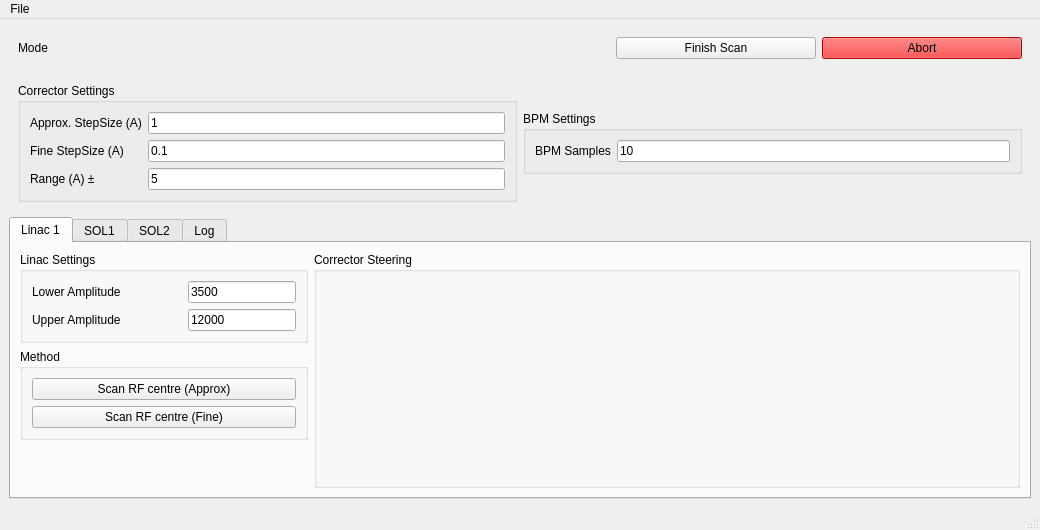
Qt form Apps/linacCentring/view.ui (VELA-CLARA-software/Software) before a commit.
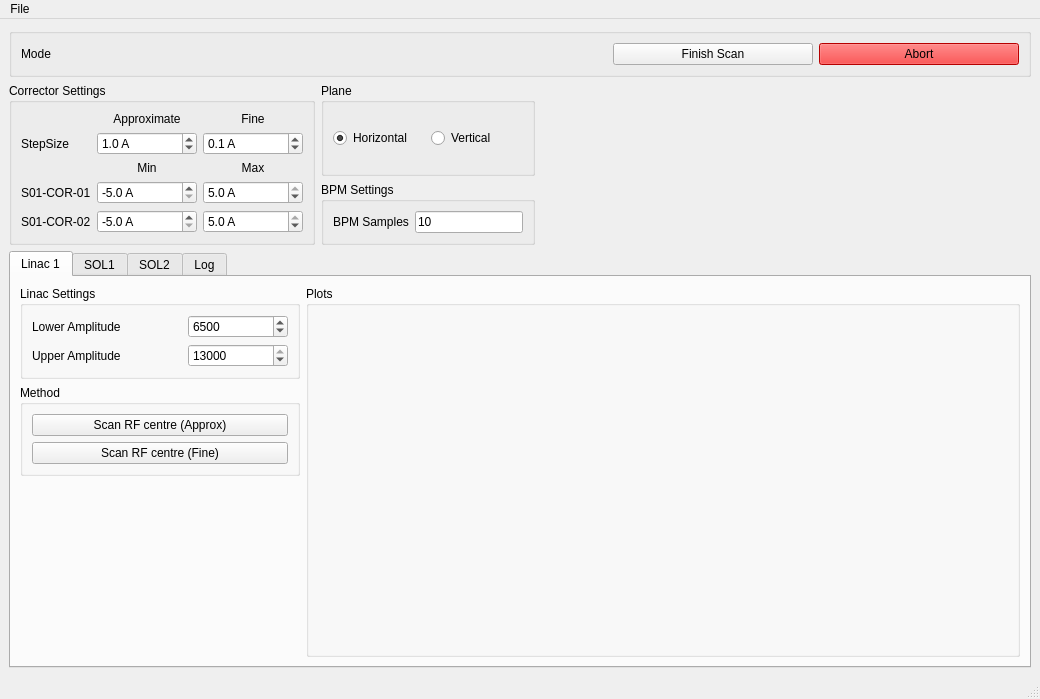
The same form after that commit. The open tabs and pages were chosen to show the change. Icons and pictures are not drawn.

```diff
--- a/Apps/linacCentring/view.ui
+++ b/Apps/linacCentring/view.ui
@@ -7,7 +7,7 @@
     <x>0</x>
     <y>0</y>
     <width>1040</width>
-    <height>530</height>
+    <height>699</height>
    </rect>
   </property>
   <property name="sizePolicy">
@@ -32,7 +32,7 @@
   <widget class="QWidget" name="centralwidget">
    <layout class="QGridLayout" name="centralWidgetLayout">
     <item row="1" column="0">
-     <widget class="QWidget" name="widget_3" native="true">
+     <widget class="QGroupBox" name="groupBox_3">
       <layout class="QHBoxLayout" name="horizontalLayout">
        <item>
         <widget class="QLabel" name="label_MODE">
@@ -92,101 +92,6 @@
       </layout>
      </widget>
     </item>
-    <item row="2" column="0" rowspan="2">
-     <widget class="QWidget" name="widget" native="true">
-      <layout class="QHBoxLayout" name="horizontalLayout_2">
-       <item>
-        <widget class="QGroupBox" name="groupBox_5">
-         <property name="sizePolicy">
-          <sizepolicy hsizetype="Preferred" vsizetype="Fixed">
-           <horstretch>0</horstretch>
-           <verstretch>0</verstretch>
-          </sizepolicy>
-         </property>
-         <property name="title">
-          <string>Corrector Settings</string>
-         </property>
-         <layout class="QFormLayout" name="formLayout_3">
-          <property name="fieldGrowthPolicy">
-           <enum>QFormLayout::AllNonFixedFieldsGrow</enum>
-          </property>
-          <item row="0" column="0">
-           <widget class="QLabel" name="label_8">
-            <property name="text">
-             <string>Approx. StepSize (A)</string>
-            </property>
-           </widget>
-          </item>
-          <item row="0" column="1">
-           <widget class="QLineEdit" name="approxStepSetCorrector">
-            <property name="text">
-             <string>1</string>
-            </property>
-           </widget>
-          </item>
-          <item row="1" column="0">
-           <widget class="QLabel" name="label_2">
-            <property name="text">
-             <string>Fine StepSize (A)</string>
-            </property>
-           </widget>
-          </item>
-          <item row="1" column="1">
-           <widget class="QLineEdit" name="fineStepSetCorrector">
-            <property name="text">
-             <string>0.1</string>
-            </property>
-           </widget>
-          </item>
-          <item row="2" column="0">
-           <widget class="QLabel" name="label_9">
-            <property name="text">
-             <string>Range (A) ±</string>
-            </property>
-           </widget>
-          </item>
-          <item row="2" column="1">
-           <widget class="QLineEdit" name="rangeSetCorrector">
-            <property name="text">
-             <string>5</string>
-            </property>
-           </widget>
-          </item>
-         </layout>
-        </widget>
-       </item>
-       <item>
-        <widget class="QGroupBox" name="groupBox">
-         <property name="sizePolicy">
-          <sizepolicy hsizetype="Preferred" vsizetype="Fixed">
-           <horstretch>0</horstretch>
-           <verstretch>0</verstretch>
-          </sizepolicy>
-         </property>
-         <property name="title">
-          <string>BPM Settings</string>
-         </property>
-         <layout class="QFormLayout" name="formLayout">
-          <item row="0" column="0">
-           <widget class="QLabel" name="label_3">
-            <property name="text">
-             <string>BPM Samples</string>
-            </property>
-           </widget>
-          </item>
-          <item row="0" column="1">
-           <widget class="QLineEdit" name="nSamples">
-            <property name="text">
-             <string>10</string>
-            </property>
-           </widget>
-          </item>
-         </layout>
-        </widget>
-       </item>
-      </layout>
-     </widget>
-    </item>
     <item row="4" column="0">
      <widget class="QTabWidget" name="tabWidget">
       <property name="sizePolicy">
@@ -213,7 +118,7 @@
         <string>Linac 1</string>
        </attribute>
        <layout class="QGridLayout" name="linacTabLayout">
-        <item row="0" column="1" rowspan="6">
+        <item row="0" column="1" rowspan="4">
          <widget class="QGroupBox" name="groupBox_plotsLinac1">
           <property name="sizePolicy">
            <sizepolicy hsizetype="Expanding" vsizetype="Expanding">
@@ -222,7 +127,7 @@
            </sizepolicy>
           </property>
           <property name="title">
-           <string>Corrector Steering</string>
+           <string>Plots</string>
           </property>
           <layout class="QHBoxLayout" name="plotLayoutLinac1"/>
          </widget>
@@ -265,15 +170,21 @@
             </widget>
            </item>
            <item row="0" column="1">
-            <widget class="QLineEdit" name="linac1LowerSet">
-             <property name="sizePolicy">
-              <sizepolicy hsizetype="Expanding" vsizetype="Fixed">
-               <horstretch>0</horstretch>
-               <verstretch>0</verstretch>
-              </sizepolicy>
+            <widget class="QSpinBox" name="linac1LowerSet">
+             <property name="minimumSize">
+              <size>
+               <width>100</width>
+               <height>0</height>
+              </size>
              </property>
-             <property name="text">
-              <string>3500</string>
+             <property name="maximum">
+              <number>13000</number>
+             </property>
+             <property name="singleStep">
+              <number>100</number>
+             </property>
+             <property name="value">
+              <number>6500</number>
              </property>
             </widget>
            </item>
@@ -285,28 +196,27 @@
             </widget>
            </item>
            <item row="1" column="1">
-            <widget class="QLineEdit" name="linac1UpperSet">
-             <property name="text">
-              <string>12000</string>
+            <widget class="QSpinBox" name="linac1UpperSet">
+             <property name="minimumSize">
+              <size>
+               <width>100</width>
+               <height>0</height>
+              </size>
+             </property>
+             <property name="maximum">
+              <number>13000</number>
+             </property>
+             <property name="singleStep">
+              <number>100</number>
+             </property>
+             <property name="value">
+              <number>13000</number>
              </property>
             </widget>
            </item>
           </layout>
          </widget>
         </item>
-        <item row="3" column="0">
-         <spacer name="verticalSpacer_3">
-          <property name="orientation">
-           <enum>Qt::Vertical</enum>
-          </property>
-          <property name="sizeHint" stdset="0">
-           <size>
-            <width>20</width>
-            <height>40</height>
-           </size>
-          </property>
-         </spacer>
-        </item>
         <item row="1" column="0">
          <widget class="QGroupBox" name="groupBox_methodLinac1">
           <property name="sizePolicy">
@@ -336,6 +246,19 @@
           </layout>
          </widget>
         </item>
+        <item row="2" column="0" rowspan="2">
+         <spacer name="verticalSpacer_3">
+          <property name="orientation">
+           <enum>Qt::Vertical</enum>
+          </property>
+          <property name="sizeHint" stdset="0">
+           <size>
+            <width>20</width>
+            <height>40</height>
+           </size>
+          </property>
+         </spacer>
+        </item>
        </layout>
       </widget>
       <widget class="QWidget" name="SOL1Tab">
@@ -589,6 +512,333 @@
       </widget>
      </widget>
     </item>
+    <item row="2" column="0" rowspan="2">
+     <widget class="QFrame" name="frame">
+      <layout class="QGridLayout" name="gridLayout_3">
+       <property name="leftMargin">
+        <number>0</number>
+       </property>
+       <property name="topMargin">
+        <number>0</number>
+       </property>
+       <property name="rightMargin">
+        <number>0</number>
+       </property>
+       <property name="bottomMargin">
+        <number>0</number>
+       </property>
+       <item row="0" column="0" rowspan="2">
+        <widget class="QGroupBox" name="groupBox_5">
+         <property name="sizePolicy">
+          <sizepolicy hsizetype="Preferred" vsizetype="Fixed">
+           <horstretch>0</horstretch>
+           <verstretch>0</verstretch>
+          </sizepolicy>
+         </property>
+         <property name="title">
+          <string>Corrector Settings</string>
+         </property>
+         <layout class="QGridLayout" name="gridLayout_4">
+          <item row="5" column="0">
+           <widget class="QLabel" name="label_14">
+            <property name="text">
+             <string>S01-COR-02</string>
+            </property>
+           </widget>
+          </item>
+          <item row="5" column="2">
+           <widget class="QDoubleSpinBox" name="Corr2_Max">
+            <property name="suffix">
+             <string> A</string>
+            </property>
+            <property name="decimals">
+             <number>1</number>
+            </property>
+            <property name="minimum">
+             <double>-5.000000000000000</double>
+            </property>
+            <property name="maximum">
+             <double>5.000000000000000</double>
+            </property>
+            <property name="singleStep">
+             <double>0.100000000000000</double>
+            </property>
+            <property name="value">
+             <double>5.000000000000000</double>
+            </property>
+           </widget>
+          </item>
+          <item row="3" column="2">
+           <widget class="QLabel" name="label_13">
+            <property name="text">
+             <string>Max</string>
+            </property>
+            <property name="alignment">
+             <set>Qt::AlignCenter</set>
+            </property>
+           </widget>
+          </item>
+          <item row="4" column="2">
+           <widget class="QDoubleSpinBox" name="Corr1_Max">
+            <property name="sizePolicy">
+             <sizepolicy hsizetype="Fixed" vsizetype="Fixed">
+              <horstretch>0</horstretch>
+              <verstretch>0</verstretch>
+             </sizepolicy>
+            </property>
+            <property name="minimumSize">
+             <size>
+              <width>100</width>
+              <height>0</height>
+             </size>
+            </property>
+            <property name="suffix">
+             <string> A</string>
+            </property>
+            <property name="decimals">
+             <number>1</number>
+            </property>
+            <property name="minimum">
+             <double>-5.000000000000000</double>
+            </property>
+            <property name="maximum">
+             <double>5.000000000000000</double>
+            </property>
+            <property name="singleStep">
+             <double>0.100000000000000</double>
+            </property>
+            <property name="value">
+             <double>5.000000000000000</double>
+            </property>
+           </widget>
+          </item>
+          <item row="3" column="1">
+           <widget class="QLabel" name="label_12">
+            <property name="text">
+             <string>Min</string>
+            </property>
+            <property name="alignment">
+             <set>Qt::AlignCenter</set>
+            </property>
+           </widget>
+          </item>
+          <item row="5" column="1">
+           <widget class="QDoubleSpinBox" name="Corr2_Min">
+            <property name="suffix">
+             <string> A</string>
+            </property>
+            <property name="decimals">
+             <number>1</number>
+            </property>
+            <property name="minimum">
+             <double>-5.000000000000000</double>
+            </property>
+            <property name="maximum">
+             <double>5.000000000000000</double>
+            </property>
+            <property name="singleStep">
+             <double>0.100000000000000</double>
+            </property>
+            <property name="value">
+             <double>-5.000000000000000</double>
+            </property>
+           </widget>
+          </item>
+          <item row="4" column="1">
+           <widget class="QDoubleSpinBox" name="Corr1_Min">
+            <property name="sizePolicy">
+             <sizepolicy hsizetype="Fixed" vsizetype="Fixed">
+              <horstretch>0</horstretch>
+              <verstretch>0</verstretch>
+             </sizepolicy>
+            </property>
+            <property name="minimumSize">
+             <size>
+              <width>100</width>
+              <height>0</height>
+             </size>
+            </property>
+            <property name="suffix">
+             <string> A</string>
+            </property>
+            <property name="decimals">
+             <number>1</number>
+            </property>
+            <property name="minimum">
+             <double>-5.000000000000000</double>
+            </property>
+            <property name="maximum">
+             <double>5.000000000000000</double>
+            </property>
+            <property name="singleStep">
+             <double>0.100000000000000</double>
+            </property>
+            <property name="value">
+             <double>-5.000000000000000</double>
+            </property>
+           </widget>
+          </item>
+          <item row="4" column="0">
+           <widget class="QLabel" name="label_11">
+            <property name="text">
+             <string>S01-COR-01</string>
+            </property>
+           </widget>
+          </item>
+          <item row="1" column="0">
+           <widget class="QLabel" name="label_2">
+            <property name="text">
+             <string>StepSize</string>
+            </property>
+           </widget>
+          </item>
+          <item row="1" column="1">
+           <widget class="QDoubleSpinBox" name="roughStepSetCorrector">
+            <property name="suffix">
+             <string> A</string>
+            </property>
+            <property name="decimals">
+             <number>1</number>
+            </property>
+            <property name="maximum">
+             <double>5.000000000000000</double>
+            </property>
+            <property name="singleStep">
+             <double>0.100000000000000</double>
+            </property>
+            <property name="value">
+             <double>1.000000000000000</double>
+            </property>
+           </widget>
+          </item>
+          <item row="1" column="2">
+           <widget class="QDoubleSpinBox" name="fineStepSetCorrector">
+            <property name="suffix">
+             <string> A</string>
+            </property>
+            <property name="decimals">
+             <number>1</number>
+            </property>
+            <property name="maximum">
+             <double>5.000000000000000</double>
+            </property>
+            <property name="singleStep">
+             <double>0.100000000000000</double>
+            </property>
+            <property name="value">
+             <double>0.100000000000000</double>
+            </property>
+           </widget>
+          </item>
+          <item row="0" column="1">
+           <widget class="QLabel" name="label_8">
+            <property name="text">
+             <string>Approximate</string>
+            </property>
+            <property name="alignment">
+             <set>Qt::AlignCenter</set>
+            </property>
+           </widget>
+          </item>
+          <item row="0" column="2">
+           <widget class="QLabel" name="label_9">
+            <property name="text">
+             <string>Fine</string>
+            </property>
+            <property name="alignment">
+             <set>Qt::AlignCenter</set>
+            </property>
+           </widget>
+          </item>
+         </layout>
+        </widget>
+       </item>
+       <item row="0" column="2" rowspan="2">
+        <spacer name="horizontalSpacer">
+         <property name="orientation">
+          <enum>Qt::Horizontal</enum>
+         </property>
+         <property name="sizeHint" stdset="0">
+          <size>
+           <width>40</width>
+           <height>20</height>
+          </size>
+         </property>
+        </spacer>
+       </item>
+       <item row="1" column="1">
+        <widget class="QGroupBox" name="groupBox">
+         <property name="sizePolicy">
+          <sizepolicy hsizetype="Fixed" vsizetype="Fixed">
+           <horstretch>0</horstretch>
+           <verstretch>0</verstretch>
+          </sizepolicy>
+         </property>
+         <property name="title">
+          <string>BPM Settings</string>
+         </property>
+         <layout class="QFormLayout" name="formLayout">
+          <item row="0" column="0">
+           <widget class="QLabel" name="label_3">
+            <property name="text">
+             <string>BPM Samples</string>
+            </property>
+           </widget>
+          </item>
+          <item row="0" column="1">
+           <widget class="QLineEdit" name="nSamples">
+            <property name="sizePolicy">
+             <sizepolicy hsizetype="Fixed" vsizetype="Fixed">
+              <horstretch>0</horstretch>
+              <verstretch>0</verstretch>
+             </sizepolicy>
+            </property>
+            <property name="text">
+             <string>10</string>
+            </property>
+           </widget>
+          </item>
+         </layout>
+        </widget>
+       </item>
+       <item row="0" column="1">
+        <widget class="QGroupBox" name="groupBox_9">
+         <property name="enabled">
+          <bool>true</bool>
+         </property>
+         <property name="title">
+          <string>Plane</string>
+         </property>
+         <property name="flat">
+          <bool>false</bool>
+         </property>
+         <layout class="QHBoxLayout" name="horizontalLayout_3">
+          <item>
+           <widget class="QRadioButton" name="horizontalRadio">
+            <property name="text">
+             <string>Horizontal</string>
+            </property>
+            <property name="checked">
+             <bool>true</bool>
+            </property>
+           </widget>
+          </item>
+          <item>
+           <widget class="QRadioButton" name="verticalRadio">
+            <property name="text">
+             <string>Vertical</string>
+            </property>
+            <property name="checked">
+             <bool>false</bool>
+            </property>
+           </widget>
+          </item>
+         </layout>
+        </widget>
+       </item>
+      </layout>
+     </widget>
+    </item>
    </layout>
   </widget>
   <widget class="QMenuBar" name="menubar">
```
Left out of the diff: 102 changed lines with no effect on the pictures.
